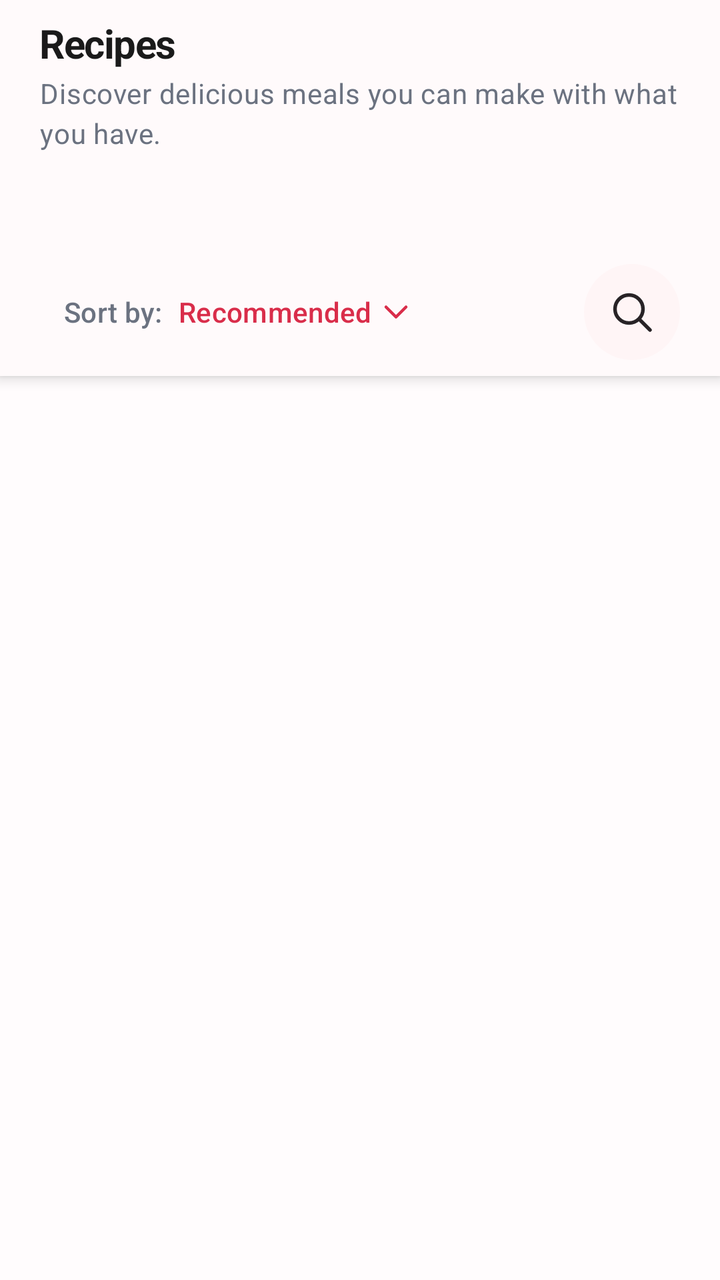
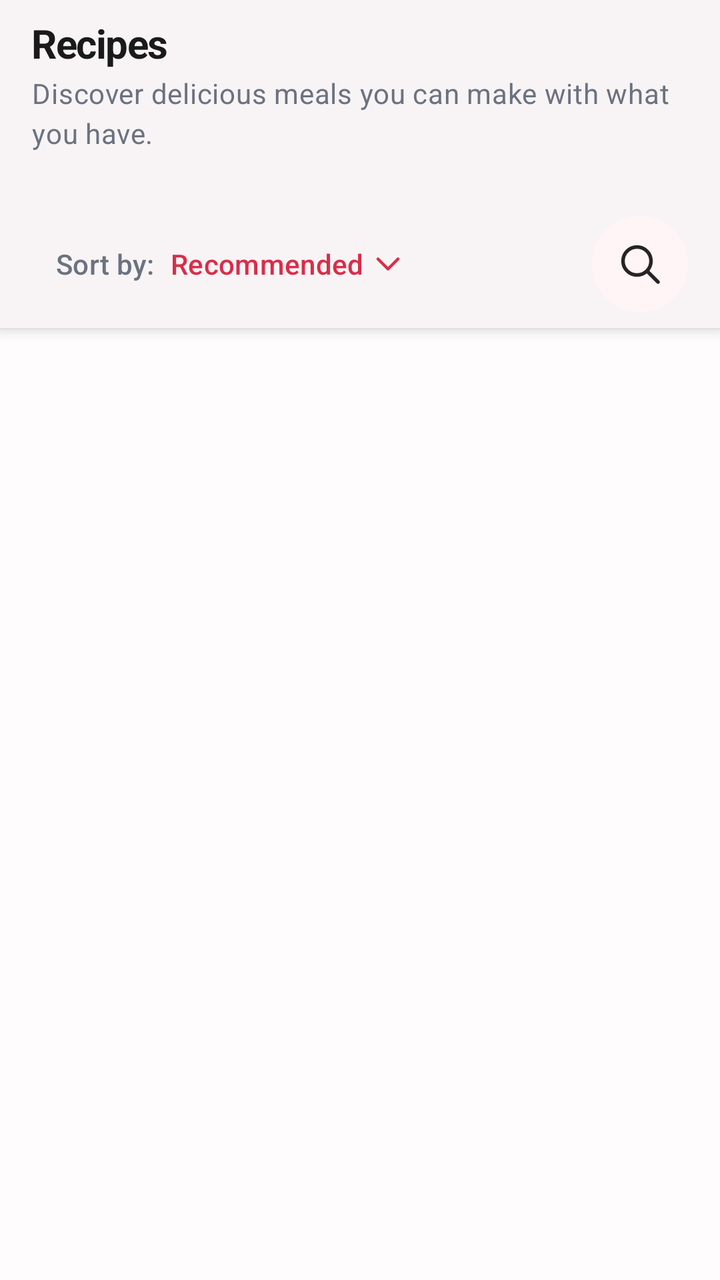

Before-and-after screenshots of an Android layout around one commit, followed by the original layout XML and the change that was made.
<!-- AndroidManifest.xml: application theme Theme.Lighture -->
<!-- res/layout/fragment_recipes.xml -->
<?xml version="1.0" encoding="utf-8"?>
<androidx.constraintlayout.widget.ConstraintLayout xmlns:android="http://schemas.android.com/apk/res/android"
    xmlns:app="http://schemas.android.com/apk/res-auto"
    android:layout_width="match_parent"
    android:layout_height="match_parent"
    android:clipChildren="false"
    android:clipToPadding="false">

    
    <LinearLayout
        android:id="@+id/recipesHeaderContainer"
        android:layout_width="0dp"
        android:layout_height="wrap_content"
        android:background="@color/background_page"
        android:elevation="@dimen/space_1"
        android:orientation="vertical"
        app:layout_constraintEnd_toEndOf="parent"
        app:layout_constraintStart_toStartOf="parent"
        app:layout_constraintTop_toTopOf="parent">

        
        <LinearLayout
            android:id="@+id/recipesTop"
            android:layout_width="match_parent"
            android:layout_height="wrap_content"
            android:orientation="vertical"
            android:paddingStart="@dimen/page_padding_x"
            android:paddingEnd="@dimen/page_padding_x">
            <include layout="@layout/view_recipes_header" />
        </LinearLayout>

        
        <LinearLayout
            android:id="@+id/recipesStickyHeader"
            android:layout_width="match_parent"
            android:layout_height="wrap_content"
            android:orientation="vertical"
            android:paddingTop="@dimen/page_padding_top">

            <include layout="@layout/view_filter_chip_bar" />

            <include
                layout="@layout/view_recipes_filters"
                android:layout_width="match_parent"
                android:layout_height="wrap_content"
                android:layout_marginTop="@dimen/space_4" />
        </LinearLayout>
    </LinearLayout>

    <androidx.recyclerview.widget.RecyclerView
        android:id="@+id/recipesList"
        android:layout_width="0dp"
        android:layout_height="0dp"
        android:layout_marginTop="@dimen/space_4"
        android:clipToPadding="false"
        android:clipChildren="false"
        android:paddingStart="@dimen/page_padding_x"
        android:paddingEnd="@dimen/page_padding_x"
        android:paddingBottom="@dimen/space_8"
        android:scrollbars="none"
        app:layout_constraintBottom_toBottomOf="parent"
        app:layout_constraintEnd_toEndOf="parent"
        app:layout_constraintStart_toStartOf="parent"
        app:layout_constraintTop_toBottomOf="@id/recipesHeaderContainer" />

</androidx.constraintlayout.widget.ConstraintLayout>
<!-- res/layout/view_recipes_header.xml (included above) -->
<?xml version="1.0" encoding="utf-8"?>
<LinearLayout xmlns:android="http://schemas.android.com/apk/res/android"
    xmlns:app="http://schemas.android.com/apk/res-auto"
    android:id="@+id/recipesHeaderRoot"
    android:layout_width="match_parent"
    android:layout_height="wrap_content"
    android:gravity="center_vertical"
    android:orientation="horizontal"
    android:paddingTop="@dimen/space_2"
    android:paddingBottom="@dimen/space_2">

    <LinearLayout
        android:layout_width="0dp"
        android:layout_height="wrap_content"
        android:layout_weight="1"
        android:orientation="vertical">

        <TextView
            android:id="@+id/recipesTitle"
            style="@style/TextAppearance.Lighture.PageTitle"
            android:layout_width="wrap_content"
            android:layout_height="wrap_content"
            android:text="@string/recipes_title"
            android:textColor="@color/text_primary"
            android:textSize="@dimen/font_size_xl" />

        <TextView
            android:id="@+id/recipesSubtitle"
            style="@style/TextAppearance.Lighture.BodySmall"
            android:layout_width="wrap_content"
            android:layout_height="wrap_content"
            android:layout_marginTop="@dimen/space_0_5"
            android:maxLines="2"
            android:text="@string/recipes_subtitle"
            android:textColor="@color/text_secondary" />
    </LinearLayout>
</LinearLayout>
<!-- res/layout/view_filter_chip_bar.xml (included above) -->
<?xml version="1.0" encoding="utf-8"?>
<androidx.recyclerview.widget.RecyclerView xmlns:android="http://schemas.android.com/apk/res/android"
    android:id="@+id/filterChipRecyclerView"
    android:layout_width="match_parent"
    android:layout_height="wrap_content"
    android:clipToPadding="false"
    android:clipChildren="false"
    android:paddingStart="@dimen/page_padding_x"
    android:paddingEnd="@dimen/page_padding_x"
    android:paddingTop="@dimen/space_1"
    android:paddingBottom="@dimen/space_1"
    android:orientation="horizontal"
    android:overScrollMode="never"
    android:scrollbars="none" />
<!-- res/layout/view_recipes_filters.xml (included above) -->
<?xml version="1.0" encoding="utf-8"?>
<FrameLayout xmlns:android="http://schemas.android.com/apk/res/android"
    xmlns:app="http://schemas.android.com/apk/res-auto"
    android:id="@+id/recipesFiltersRoot"
    android:layout_width="match_parent"
    android:layout_height="wrap_content"
    android:paddingStart="@dimen/page_padding_x"
    android:paddingEnd="@dimen/page_padding_x"
    android:paddingBottom="@dimen/space_2">

    
    <LinearLayout
        android:id="@+id/recipesSortContainer"
        android:layout_width="match_parent"
        android:layout_height="48dp"
        android:gravity="center_vertical"
        android:orientation="horizontal"
        android:visibility="visible">

        <LinearLayout
            android:id="@+id/recipesSortButton"
            android:layout_width="wrap_content"
            android:layout_height="wrap_content"
            android:background="@drawable/bg_sort_button"
            android:clickable="true"
            android:focusable="true"
            android:gravity="center_vertical"
            android:orientation="horizontal"
            android:paddingStart="@dimen/space_3"
            android:paddingEnd="@dimen/space_2"
            android:paddingTop="@dimen/space_1"
            android:paddingBottom="@dimen/space_1">

            <TextView
                style="@style/TextAppearance.Lighture.Label"
                android:layout_width="wrap_content"
                android:layout_height="wrap_content"
                android:text="@string/recipes_sort_by_prefix"
                android:textColor="@color/text_secondary" />

            <TextView
                android:id="@+id/recipesSortValueLabel"
                style="@style/TextAppearance.Lighture.Label"
                android:layout_width="wrap_content"
                android:layout_height="wrap_content"
                android:layout_marginStart="@dimen/space_2"
                android:text="@string/recipes_sort_recommended"
                android:textColor="@color/brand_primary" />

            <ImageView
                android:layout_width="@dimen/size_icon_sm"
                android:layout_height="@dimen/size_icon_sm"
                android:layout_marginStart="@dimen/space_0_5"
                android:contentDescription="@null"
                android:src="@drawable/ic_chevron_down"
                app:tint="@color/brand_primary" />
        </LinearLayout>

        <View
            android:layout_width="0dp"
            android:layout_height="0dp"
            android:layout_weight="1" />

        <ImageButton
            android:id="@+id/recipesSearchButton"
            android:layout_width="48dp"
            android:layout_height="48dp"
            android:background="@drawable/bg_icon_circle"
            android:contentDescription="@string/recipes_search_description"
            android:padding="@dimen/space_3"
            app:srcCompat="@drawable/ic_search"
            app:tint="@color/icon_primary" />
    </LinearLayout>

    
    <LinearLayout
        android:id="@+id/recipesSearchBarContainer"
        android:layout_width="match_parent"
        android:layout_height="48dp"
        android:background="@drawable/bg_filter_sort_container"
        android:gravity="center_vertical"
        android:orientation="horizontal"
        android:paddingStart="@dimen/space_4"
        android:paddingEnd="@dimen/space_1"
        android:visibility="gone">

        <ImageView
            android:layout_width="20dp"
            android:layout_height="20dp"
            android:contentDescription="@null"
            android:src="@drawable/ic_search"
            app:tint="@color/text_tertiary" />

        <EditText
            android:id="@+id/recipesSearchInput"
            style="@style/TextAppearance.Lighture.Body"
            android:layout_width="0dp"
            android:layout_height="match_parent"
            android:layout_marginStart="@dimen/space_2"
            android:layout_weight="1"
            android:background="@null"
            android:hint="@string/recipes_search_hint"
            android:imeOptions="actionSearch"
            android:importantForAutofill="no"
            android:inputType="text"
            android:maxLines="1"
            android:textColor="@color/text_primary"
            android:textColorHint="@color/text_tertiary"
            android:textSize="@dimen/font_size_sm" />

        <ImageButton
            android:id="@+id/recipesSearchClose"
            android:layout_width="44dp"
            android:layout_height="44dp"
            android:background="?attr/selectableItemBackgroundBorderless"
            android:contentDescription="@string/recipes_search_close"
            android:padding="@dimen/space_2_5"
            app:srcCompat="@drawable/ic_chevron_right"
            app:tint="@color/icon_secondary" />
    </LinearLayout>
</FrameLayout>
<!-- resources referenced by this layout -->
<resources>
  <color name="background_page">#FFFAFB</color>
  <color name="icon_primary">#282326</color>
  <color name="icon_secondary">#766E71</color>
  <color name="text_primary">#1A1A1A</color>
  <color name="text_secondary">#6B7280</color>
  <color name="text_tertiary">#9CA3AF</color>
  <dimen name="font_size_sm">14sp</dimen>
  <dimen name="font_size_xl">20sp</dimen>
  <dimen name="page_padding_top">@dimen/space_6</dimen>
  <dimen name="page_padding_x">@dimen/space_5</dimen>
  <dimen name="size_icon_sm">20dp</dimen>
  <dimen name="space_0_5">2dp</dimen>
  <dimen name="space_1">4dp</dimen>
  <dimen name="space_2">8dp</dimen>
  <dimen name="space_2_5">10dp</dimen>
  <dimen name="space_3">12dp</dimen>
  <dimen name="space_4">16dp</dimen>
  <dimen name="space_8">32dp</dimen>
  <string name="recipes_title">Recipes</string>
  <color name="red_600">#D92D4A</color>
  <dimen name="space_6">24dp</dimen>
  <dimen name="space_5">20dp</dimen>
  <color name="neutral_0">#FFFFFF</color>
  <color name="neutral_100">#F8F4F5</color>
  <color name="red_glow">#4DFF526B</color>
  <dimen name="radius_xl">20dp</dimen>
  <dimen name="font_size_md">16sp</dimen>
  <dimen name="font_size_3xl">30sp</dimen>
  <color name="red_50">#FFF5F6</color>
  <color name="red_700">#B91C3B</color>
  <color name="red_accent">#FF526B</color>
  <color name="food_dairy">#4D79B8</color>
  <color name="food_dairy_soft">#EFF5FC</color>
  <color name="color_danger">#C62845</color>
  <color name="surface_tertiary">@color/neutral_100</color>
  <color name="background_muted">#FFF7F8</color>
  <color name="surface_secondary">#FFF8F9</color>
  <color name="neutral_200">#EFE8EA</color>
  <color name="border_subtle">#1F3D262D</color>
  <color name="background_app">#FFFCFD</color>
  <style name="Widget.Lighture.Card" parent="Widget.Material3.CardView.Filled">
          <item name="cardBackgroundColor">@color/card_background</item>
          <item name="cardCornerRadius">@dimen/radius_card</item>
          <item name="cardElevation">@dimen/elevation_card</item>
          <item name="strokeWidth">0dp</item>
      </style>
  <style name="Widget.Lighture.BottomNavigationView" parent="Widget.Material3.BottomNavigationView">
          <item name="android:background">@color/bottom_nav_background</item>
          <item name="android:elevation">@dimen/elevation_bottom_nav</item>
          <item name="itemIconTint">@color/bottom_nav_item_selector</item>
          <item name="itemTextColor">@color/bottom_nav_item_selector</item>
          <item name="itemActiveIndicatorStyle">@style/Widget.Lighture.BottomNavigationView.ActiveIndicator</item>
          <item name="labelVisibilityMode">unlabeled</item>
      </style>
  <color name="red_100">#FFE9EC</color>
  <color name="card_background">@color/surface_primary</color>
  <dimen name="elevation_card">3dp</dimen>
  <dimen name="size_button_md">48dp</dimen>
  <dimen name="size_button_sm">40dp</dimen>
  <dimen name="elevation_bottom_nav">4dp</dimen>
  <style name="Widget.Lighture.BottomNavigationView.ActiveIndicator" parent="Widget.Material3.BottomNavigationView.ActiveIndicator">
          <item name="android:color">@android:color/transparent</item>
          <item name="android:width">@dimen/bottom_nav_indicator_width</item>
          <item name="android:height">@dimen/bottom_nav_indicator_height</item>
      </style>
  <dimen name="size_top_bar">64dp</dimen>
  <dimen name="elevation_floating">4dp</dimen>
  <dimen name="bottom_nav_indicator_width">84dp</dimen>
  <dimen name="bottom_nav_indicator_height">56dp</dimen>
  <dimen name="radius_pill">1000dp</dimen>
  <dimen name="radius_md">12dp</dimen>
  <dimen name="radius_lg">16dp</dimen>
  <!-- unchanged entries left out for length: 54 -->
</resources>

<!-- the commit's change to res/layout/fragment_recipes.xml (unified diff, before → after) -->
@@ -5,53 +5,12 @@
     android:layout_height="match_parent"
     android:clipChildren="false"
     android:clipToPadding="false">
-
-    
-    <LinearLayout
-        android:id="@+id/recipesHeaderContainer"
-        android:layout_width="0dp"
-        android:layout_height="wrap_content"
-        android:background="@color/background_page"
-        android:elevation="@dimen/space_1"
-        android:orientation="vertical"
-        app:layout_constraintEnd_toEndOf="parent"
-        app:layout_constraintStart_toStartOf="parent"
-        app:layout_constraintTop_toTopOf="parent">
-
-        
-        <LinearLayout
-            android:id="@+id/recipesTop"
-            android:layout_width="match_parent"
-            android:layout_height="wrap_content"
-            android:orientation="vertical"
-            android:paddingStart="@dimen/page_padding_x"
-            android:paddingEnd="@dimen/page_padding_x">
-            <include layout="@layout/view_recipes_header" />
-        </LinearLayout>
-
-        
-        <LinearLayout
-            android:id="@+id/recipesStickyHeader"
-            android:layout_width="match_parent"
-            android:layout_height="wrap_content"
-            android:orientation="vertical"
-            android:paddingTop="@dimen/page_padding_top">
-
-            <include layout="@layout/view_filter_chip_bar" />
-
-            <include
-                layout="@layout/view_recipes_filters"
-                android:layout_width="match_parent"
-                android:layout_height="wrap_content"
-                android:layout_marginTop="@dimen/space_4" />
-        </LinearLayout>
-    </LinearLayout>
 
     <androidx.recyclerview.widget.RecyclerView
         android:id="@+id/recipesList"
         android:layout_width="0dp"
         android:layout_height="0dp"
-        android:layout_marginTop="@dimen/space_4"
+        android:layout_marginTop="@dimen/space_2"
         android:clipToPadding="false"
         android:clipChildren="false"
         android:paddingStart="@dimen/page_padding_x"
@@ -62,6 +21,47 @@
         app:layout_constraintEnd_toEndOf="parent"
         app:layout_constraintStart_toStartOf="parent"
         app:layout_constraintTop_toBottomOf="@id/recipesHeaderContainer" />
+
+    
+    <LinearLayout
+        android:id="@+id/recipesHeaderContainer"
+        android:layout_width="0dp"
+        android:layout_height="wrap_content"
+        android:background="@color/background_page"
+        android:elevation="@dimen/space_1"
+        android:orientation="vertical"
+        app:layout_constraintEnd_toEndOf="parent"
+        app:layout_constraintStart_toStartOf="parent"
+        app:layout_constraintTop_toTopOf="parent">
+
+        
+        <LinearLayout
+            android:id="@+id/recipesTop"
+            android:layout_width="match_parent"
+            android:layout_height="wrap_content"
+            android:orientation="vertical"
+            android:paddingStart="@dimen/page_padding_x"
+            android:paddingEnd="@dimen/page_padding_x">
+            <include layout="@layout/view_recipes_header" />
+        </LinearLayout>
+
+        
+        <LinearLayout
+            android:id="@+id/recipesStickyHeader"
+            android:layout_width="match_parent"
+            android:layout_height="wrap_content"
+            android:orientation="vertical"
+            android:paddingTop="@dimen/space_2">
+
+            <include layout="@layout/view_filter_chip_bar" />
+
+            <include
+                layout="@layout/view_recipes_filters"
+                android:layout_width="match_parent"
+                android:layout_height="wrap_content"
+                android:layout_marginTop="@dimen/space_2" />
+        </LinearLayout>
+    </LinearLayout>
 
 </androidx.constraintlayout.widget.ConstraintLayout>
 <!-- res/layout/view_recipes_header.xml (included above) -->
<!-- resource entries referenced after the edit -->
@@ -1,6 +1,6 @@
 <!-- resources referenced by this layout -->
 <resources>
-  <color name="background_page">#FFFAFB</color>
+  <color name="background_page">#F8F4F5</color>
   <color name="icon_primary">#282326</color>
   <color name="icon_secondary">#766E71</color>
   <color name="text_primary">#1A1A1A</color>
@@ -8,8 +8,7 @@
   <color name="text_tertiary">#9CA3AF</color>
   <dimen name="font_size_sm">14sp</dimen>
   <dimen name="font_size_xl">20sp</dimen>
-  <dimen name="page_padding_top">@dimen/space_6</dimen>
-  <dimen name="page_padding_x">@dimen/space_5</dimen>
+  <dimen name="page_padding_x">@dimen/space_4</dimen>
   <dimen name="size_icon_sm">20dp</dimen>
   <dimen name="space_0_5">2dp</dimen>
   <dimen name="space_1">4dp</dimen>
@@ -20,8 +19,6 @@
   <dimen name="space_8">32dp</dimen>
   <string name="recipes_title">Recipes</string>
   <color name="red_600">#D92D4A</color>
-  <dimen name="space_6">24dp</dimen>
-  <dimen name="space_5">20dp</dimen>
   <color name="neutral_0">#FFFFFF</color>
   <color name="neutral_100">#F8F4F5</color>
   <color name="red_glow">#4DFF526B</color>
@@ -34,14 +31,14 @@
   <color name="food_dairy">#4D79B8</color>
   <color name="food_dairy_soft">#EFF5FC</color>
   <color name="color_danger">#C62845</color>
-  <color name="surface_tertiary">@color/neutral_100</color>
-  <color name="background_muted">#FFF7F8</color>
-  <color name="surface_secondary">#FFF8F9</color>
+  <color name="surface_tertiary">#F8F4F5</color>
+  <color name="background_muted">#F3EFF0</color>
+  <color name="surface_secondary">#FDFBFC</color>
   <color name="neutral_200">#EFE8EA</color>
   <color name="border_subtle">#1F3D262D</color>
   <color name="background_app">#FFFCFD</color>
-  <style name="Widget.Lighture.Card" parent="Widget.Material3.CardView.Filled">
-          <item name="cardBackgroundColor">@color/card_background</item>
+  <style name="Widget.Lighture.Card" parent="Widget.Material3.CardView.Elevated">
+          <item name="cardBackgroundColor">@color/neutral_0</item>
           <item name="cardCornerRadius">@dimen/radius_card</item>
           <item name="cardElevation">@dimen/elevation_card</item>
           <item name="strokeWidth">0dp</item>
@@ -52,23 +49,30 @@
           <item name="itemIconTint">@color/bottom_nav_item_selector</item>
           <item name="itemTextColor">@color/bottom_nav_item_selector</item>
           <item name="itemActiveIndicatorStyle">@style/Widget.Lighture.BottomNavigationView.ActiveIndicator</item>
-          <item name="labelVisibilityMode">unlabeled</item>
+          <item name="labelVisibilityMode">labeled</item>
+          <item name="itemTextAppearanceInactive">@style/TextAppearance.Lighture.BottomNavLabel</item>
+          <item name="itemTextAppearanceActive">@style/TextAppearance.Lighture.BottomNavLabel</item>
       </style>
   <color name="red_100">#FFE9EC</color>
-  <color name="card_background">@color/surface_primary</color>
-  <dimen name="elevation_card">3dp</dimen>
+  <dimen name="elevation_card">4dp</dimen>
   <dimen name="size_button_md">48dp</dimen>
-  <dimen name="size_button_sm">40dp</dimen>
+  <dimen name="size_button_sm">44dp</dimen>
   <dimen name="elevation_bottom_nav">4dp</dimen>
   <style name="Widget.Lighture.BottomNavigationView.ActiveIndicator" parent="Widget.Material3.BottomNavigationView.ActiveIndicator">
-          <item name="android:color">@android:color/transparent</item>
+          <item name="android:color">@color/bottom_nav_indicator</item>
           <item name="android:width">@dimen/bottom_nav_indicator_width</item>
           <item name="android:height">@dimen/bottom_nav_indicator_height</item>
       </style>
+  <style name="TextAppearance.Lighture.BottomNavLabel" parent="TextAppearance.Material3.LabelMedium">
+          <item name="android:textSize">@dimen/font_size_sm</item>
+          <item name="android:fontFamily">@font/inter_semibold</item>
+          <item name="android:letterSpacing">0.02</item>
+      </style>
   <dimen name="size_top_bar">64dp</dimen>
   <dimen name="elevation_floating">4dp</dimen>
-  <dimen name="bottom_nav_indicator_width">84dp</dimen>
-  <dimen name="bottom_nav_indicator_height">56dp</dimen>
+  <color name="bottom_nav_indicator">@color/red_100</color>
+  <dimen name="bottom_nav_indicator_width">64dp</dimen>
+  <dimen name="bottom_nav_indicator_height">36dp</dimen>
   <dimen name="radius_pill">1000dp</dimen>
   <dimen name="radius_md">12dp</dimen>
   <dimen name="radius_lg">16dp</dimen>
